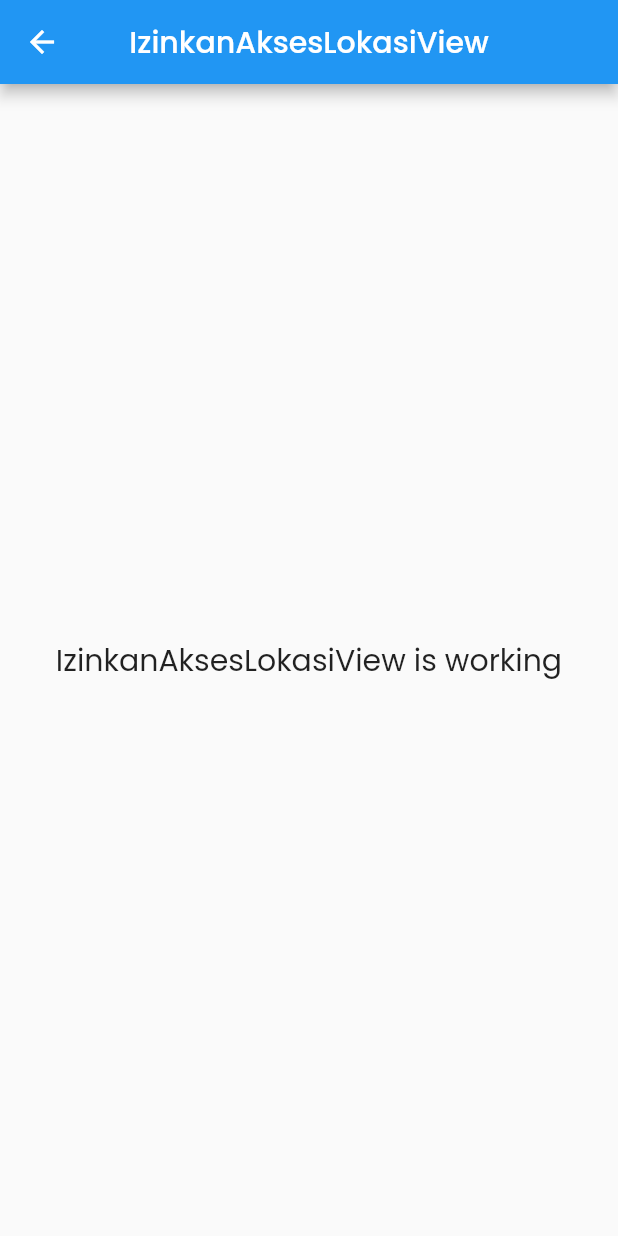
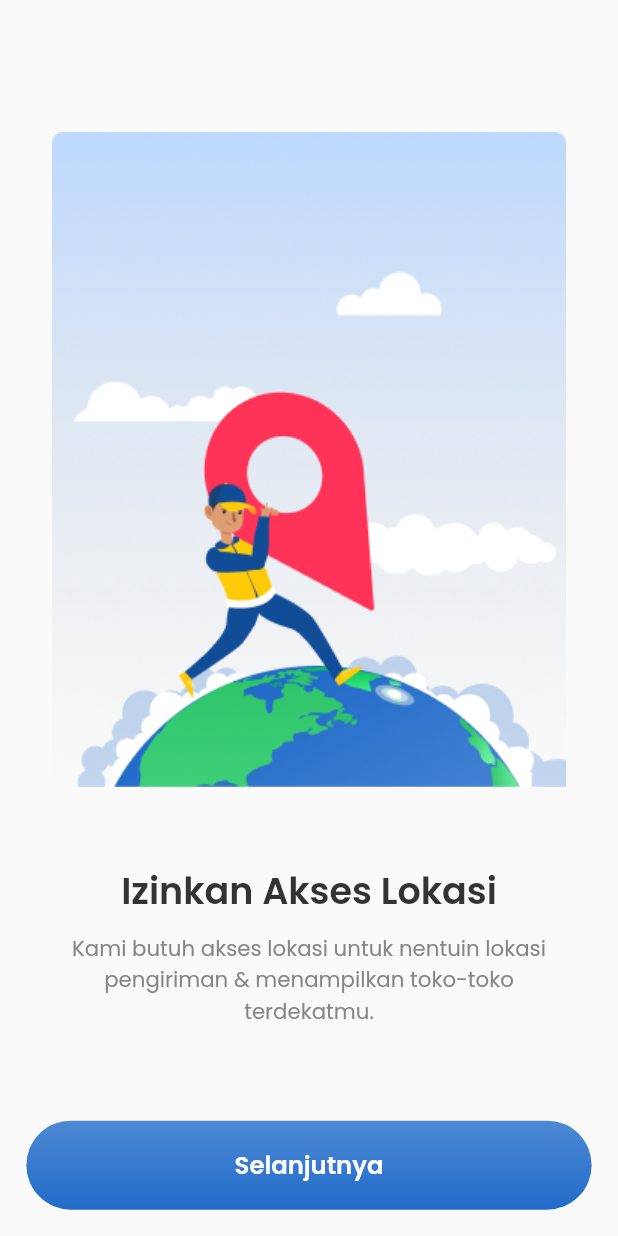
Before and after one commit to juragancode/sample, a Flutter app: the IzinkanAksesLokasiView screen opened by its route, on a phone screen of 412 x 824 dp. Run offline on Flutter 3.47's test engine with Material 2 defaults, Android fonts, the phone set to English and light mode, and no system bars; our stand-ins replace flutter_screenutil, flutter_svg, get, get_storage, pin_code_fields; missing offline and left inert: text_divider; accounts and stored records are empty.

```diff
--- a/lib/app/modules/intro_screen/views/intro_screen_view.dart
+++ b/lib/app/modules/intro_screen/views/intro_screen_view.dart
@@ -10,7 +10,9 @@ class IntroScreenView extends GetView<IntroScreenController> {
   @override
   Widget build(BuildContext context) {
     return Scaffold(
-      body: Column(
+      body: Stack(
+        children: [
+          Column(
             children: [
               Expanded(
                 child: PageView.builder(
@@ -55,17 +57,7 @@ class IntroScreenView extends GetView<IntroScreenController> {
                             ),
                           ),
                           SizedBox(height: 17.02.w),
-                      Obx(
-                        () => Container(
-                          child: Row(
-                            mainAxisAlignment: MainAxisAlignment.center,
-                            children: List.generate(
-                              contents.length,
-                              (index) => buildDot(index, context),
-                            ),
-                          ),
-                        ),
-                      ),
+                          SizedBox(height: 8.w),
                           SizedBox(height: 23.98.w),
                           Text(
                             contents[i].title,
@@ -92,7 +84,26 @@ class IntroScreenView extends GetView<IntroScreenController> {
                   },
                 ),
               ),
-          Container(
+            ],
+          ),
+          Align(
+            alignment: Alignment.topCenter,
+            child: Obx(
+              () => Container(
+                margin: EdgeInsets.only(top: 500.w),
+                child: Row(
+                  mainAxisAlignment: MainAxisAlignment.center,
+                  children: List.generate(
+                    contents.length,
+                    (index) => buildDot(index, context),
+                  ),
+                ),
+              ),
+            ),
+          ),
+          Align(
+            alignment: Alignment.bottomCenter,
+            child: Container(
               margin: EdgeInsets.only(right: 16.w, left: 16.w, bottom: 16.w),
               width: double.infinity,
               child: DecoratedBox(
@@ -144,6 +155,7 @@ class IntroScreenView extends GetView<IntroScreenController> {
                   },
                 ),
               ),
+            ),
           )
         ],
       ),
--- a/lib/app/modules/izinkanAksesLokasi/views/izinkan_akses_lokasi_view.dart
+++ b/lib/app/modules/izinkanAksesLokasi/views/izinkan_akses_lokasi_view.dart
@@ -1,6 +1,10 @@
+import 'dart:ui';
+
 import 'package:flutter/material.dart';
+import 'package:flutter_svg/flutter_svg.dart';
 
 import 'package:get/get.dart';
+import 'package:flutter_screenutil/flutter_screenutil.dart';
 
 import '../controllers/izinkan_akses_lokasi_controller.dart';
 
@@ -8,14 +12,98 @@ class IzinkanAksesLokasiView extends GetView<IzinkanAksesLokasiController> {
   @override
   Widget build(BuildContext context) {
     return Scaffold(
-      appBar: AppBar(
-        title: Text('IzinkanAksesLokasiView'),
-        centerTitle: true,
-      ),
+      // appBar: AppBar(
+      //   title: Text('IzinkanAksesLokasiView'),
+      //   centerTitle: true,
+      // ),
       body: Center(
-        child: Text(
-          'IzinkanAksesLokasiView is working',
-          style: TextStyle(fontSize: 20),
+        child: Stack(
+          children: [
+            Column(
+              children: [
+                SizedBox(height: 80.w),
+                Container(
+                  decoration: BoxDecoration(
+                    borderRadius: BorderRadius.circular(8.r),
+                  ),
+                  child:
+                      // SvgPicture.asset(
+                      //   "assets/icons/Izinkan-Akses-Lokasi.svg",
+                      Image.asset(
+                    "assets/icons/Izinkan-Akses-Lokasi.png",
+                    // fit: BoxFit.cover,
+                    // width: 343.w,
+                    // height: 437.w,
+                  ),
+                ),
+                SizedBox(height: 46.w),
+                Text(
+                  'Izinkan Akses Lokasi',
+                  style: TextStyle(
+                    fontSize: 24.sp,
+                    fontWeight: FontWeight.w600,
+                    color: Color(0xFF333333),
+                  ),
+                ),
+                SizedBox(height: 8.w),
+                Padding(
+                  padding: EdgeInsets.symmetric(horizontal: 27.w),
+                  child: Text(
+                    'Kami butuh akses lokasi untuk nentuin lokasi pengiriman & menampilkan toko-toko terdekatmu.',
+                    textAlign: TextAlign.center,
+                    style: TextStyle(
+                      fontSize: 14.sp,
+                      fontWeight: FontWeight.w400,
+                      color: Color(0xFF858585),
+                    ),
+                  ),
+                ),
+              ],
+            ),
+            Align(
+              alignment: Alignment.bottomCenter,
+              child: Container(
+                margin: EdgeInsets.only(right: 16.w, left: 16.w, bottom: 16.w),
+                width: double.infinity,
+                child: DecoratedBox(
+                  decoration: BoxDecoration(
+                    gradient: LinearGradient(
+                      colors: [
+                        Color(0xFF4D89D4),
+                        Color(0xFF216BC9),
+                      ], // Daftar warna gradient yang ingin digunakan
+                      begin: Alignment.topCenter, // Posisi awal gradient
+                      end: Alignment.bottomCenter, // Posisi akhir gradient
+                    ),
+                    borderRadius: BorderRadius.circular(32.r),
+                  ),
+                  child: ElevatedButton(
+                    style: ElevatedButton.styleFrom(
+                      backgroundColor: Colors.transparent,
+                      shadowColor: Colors.transparent,
+                      textStyle: TextStyle(
+                        fontSize: 16.sp,
+                        fontFamily: 'Poppins',
+                        fontWeight: FontWeight.w600,
+                      ),
+                      shape: RoundedRectangleBorder(
+                        borderRadius: BorderRadius.circular(32.r),
+                      ),
+                      fixedSize: Size(343.w, 54.w),
+                    ),
+                    child: Text(
+                      "Selanjutnya",
+                      style: TextStyle(
+                        fontSize: 16.sp,
+                        fontWeight: FontWeight.w600,
+                      ),
+                    ),
+                    onPressed: () {},
+                  ),
+                ),
+              ),
+            )
+          ],
         ),
       ),
     );
```
Lines whose indentation alone changed are shown as unchanged.
